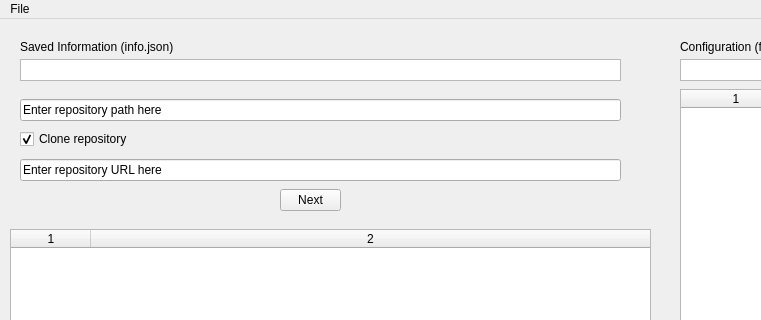
This is mainwindow.ui in bleck9999/frii-config as Qt 5 draws it before an edit; both pictures show x 0 to 761 and y 0 to 320 of the 1020 by 588 pixel window. The edited form follows.
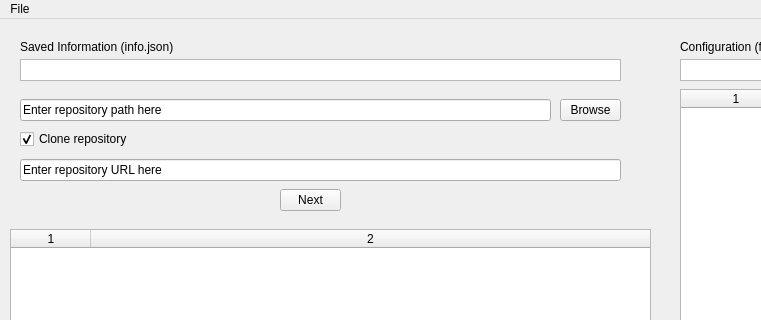
This is the edited form.

Commit message: what if i dont *want* to type in the path myself

What changed in the file:
```diff
--- a/mainwindow.ui
+++ b/mainwindow.ui
@@ -303,7 +303,7 @@
       <rect>
        <x>20</x>
        <y>70</y>
-       <width>601</width>
+       <width>531</width>
        <height>22</height>
       </rect>
      </property>
@@ -340,6 +340,19 @@
       <string>Saved Information (info.json)</string>
      </property>
     </widget>
+    <widget class="QPushButton" name="browse">
+     <property name="geometry">
+      <rect>
+       <x>560</x>
+       <y>70</y>
+       <width>61</width>
+       <height>22</height>
+      </rect>
+     </property>
+     <property name="text">
+      <string>Browse</string>
+     </property>
+    </widget>
    </widget>
   </widget>
   <widget class="QMenuBar" name="menubar">
```
The commit also changes 2 other files.
